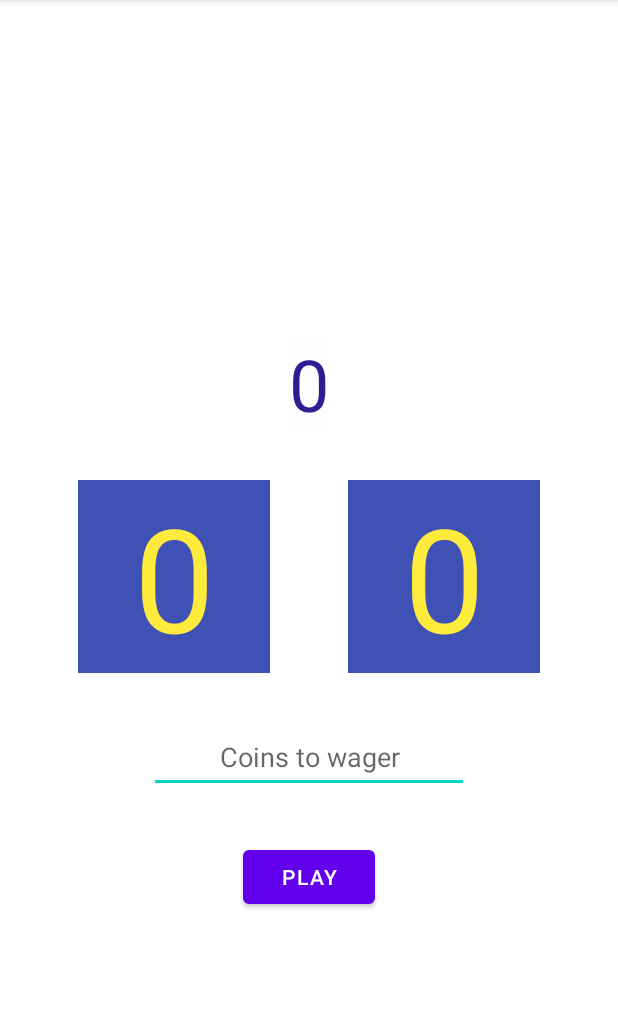
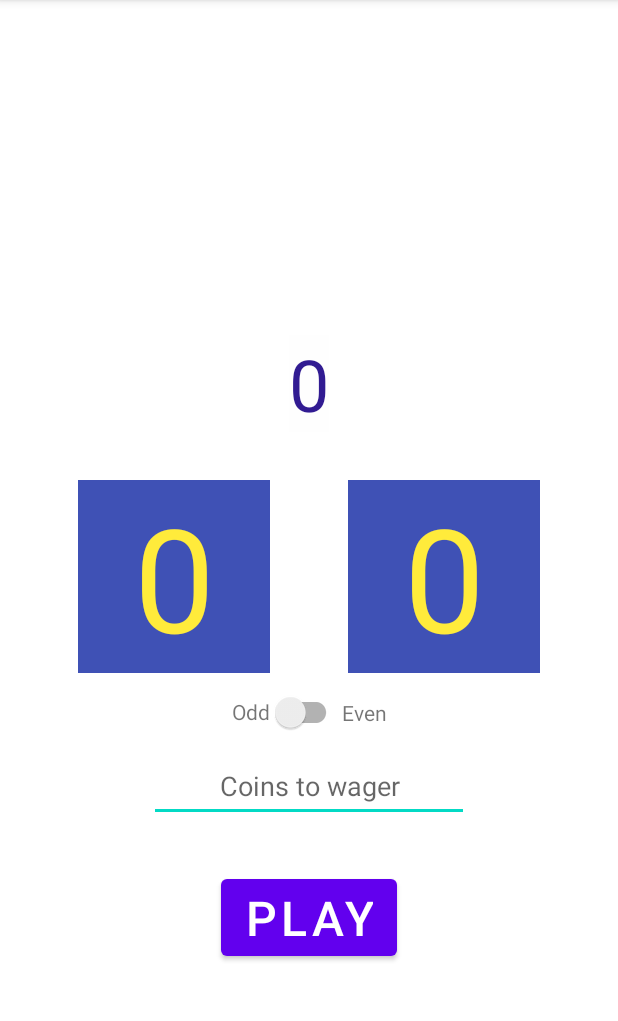
Before and after one commit to swaroopjcse/chohan, an Android app: the screen it shows after launch (MainActivity), on a phone screen of 412 x 824 dp, the part 84-1105 px from its top. Run offline under Robolectric (Android 15) with nearby library versions, the phone set to English and light mode, and no system bars.

Commit message:
Add odd even switch

```diff
--- a/app/src/main/java/yeb/dicegame/MainActivity.java
+++ b/app/src/main/java/yeb/dicegame/MainActivity.java
@@ -28,7 +28,20 @@ public class MainActivity extends AppCompatActivity {
             EditText editWager = findViewById(R.id.edit_wager);
             int wager = getIntFromEditText(editWager);
 
+            d1.roll();
+            d2.roll();
+
+            calculateCoins();
+            updateUI();
         });
+    }
+
+
+    private void calculateCoins() {
+
+    }
+
+    private void updateUI() {
     }
 
     private int getIntFromEditText(EditText editText) {
--- a/app/src/main/res/layout/activity_main.xml
+++ b/app/src/main/res/layout/activity_main.xml
@@ -58,7 +58,7 @@
         android:id="@+id/edit_wager"
         android:layout_width="wrap_content"
         android:layout_height="wrap_content"
-        android:layout_marginTop="32dp"
+        android:layout_marginTop="16dp"
         android:autofillHints=""
         android:ems="10"
         android:hint="@string/wager_hint"
@@ -67,7 +67,7 @@
         android:textAlignment="center"
         app:layout_constraintEnd_toEndOf="parent"
         app:layout_constraintStart_toStartOf="parent"
-        app:layout_constraintTop_toBottomOf="@+id/txt_d1" />
+        app:layout_constraintTop_toBottomOf="@+id/txt_odd" />
 
     <Button
         android:id="@+id/btn_play"
@@ -75,8 +75,44 @@
         android:layout_height="wrap_content"
         android:layout_marginTop="32dp"
         android:text="@string/play"
+        android:textSize="32sp"
         app:layout_constraintEnd_toEndOf="parent"
         app:layout_constraintStart_toStartOf="parent"
         app:layout_constraintTop_toBottomOf="@+id/edit_wager" />
 
+    <TextView
+        android:id="@+id/txt_odd"
+        android:layout_width="wrap_content"
+        android:layout_height="wrap_content"
+        android:layout_marginTop="16dp"
+        android:text="@string/odd"
+        app:layout_constraintEnd_toStartOf="@+id/switch1"
+        app:layout_constraintHorizontal_bias="0.5"
+        app:layout_constraintHorizontal_chainStyle="packed"
+        app:layout_constraintStart_toStartOf="parent"
+        app:layout_constraintTop_toBottomOf="@+id/txt_d1" />
+
+    <androidx.appcompat.widget.SwitchCompat
+        android:id="@+id/switch1"
+        android:layout_width="wrap_content"
+        android:layout_height="wrap_content"
+        android:minHeight="48dp"
+        android:text=""
+        app:layout_constraintBottom_toBottomOf="@+id/txt_odd"
+        app:layout_constraintEnd_toStartOf="@+id/textView2"
+        app:layout_constraintHorizontal_bias="0.5"
+        app:layout_constraintStart_toEndOf="@+id/txt_odd"
+        app:layout_constraintTop_toTopOf="@+id/txt_odd" />
+
+    <TextView
+        android:id="@+id/textView2"
+        android:layout_width="wrap_content"
+        android:layout_height="wrap_content"
+        android:text="@string/even"
+        app:layout_constraintBottom_toBottomOf="@+id/switch1"
+        app:layout_constraintEnd_toEndOf="parent"
+        app:layout_constraintHorizontal_bias="0.5"
+        app:layout_constraintStart_toEndOf="@+id/switch1"
+        app:layout_constraintTop_toTopOf="@+id/switch1" />
+
 </androidx.constraintlayout.widget.ConstraintLayout>
--- a/app/src/main/res/values-night/strings.xml
+++ b/app/src/main/res/values-night/strings.xml
@@ -4,4 +4,6 @@
     <string name="coins_label">Coins</string>
     <string name="wager_hint">Coins to wager</string>
     <string name="play">Play</string>
+    <string name="odd">Odd</string>
+    <string name="even">Even</string>
 </resources>
--- a/app/src/main/res/values/strings.xml
+++ b/app/src/main/res/values/strings.xml
@@ -4,4 +4,6 @@
     <string name="coins_label">Coins</string>
     <string name="wager_hint">Coins to wager</string>
     <string name="play">Play</string>
+    <string name="odd">Odd</string>
+    <string name="even">Even</string>
 </resources>
```
